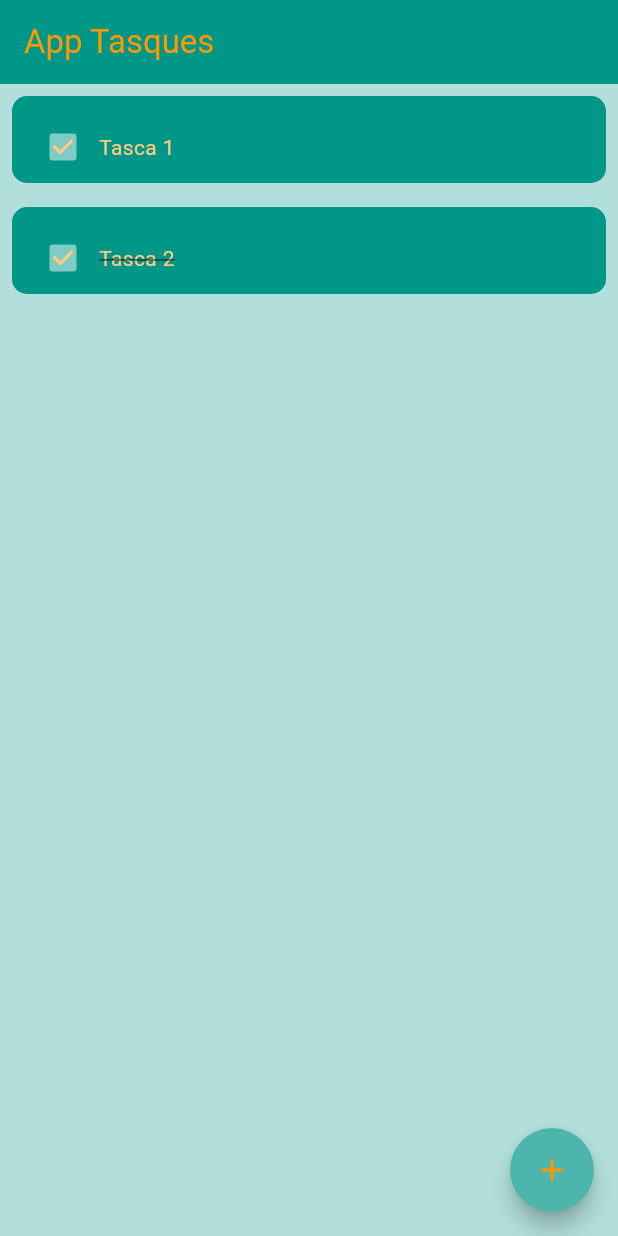
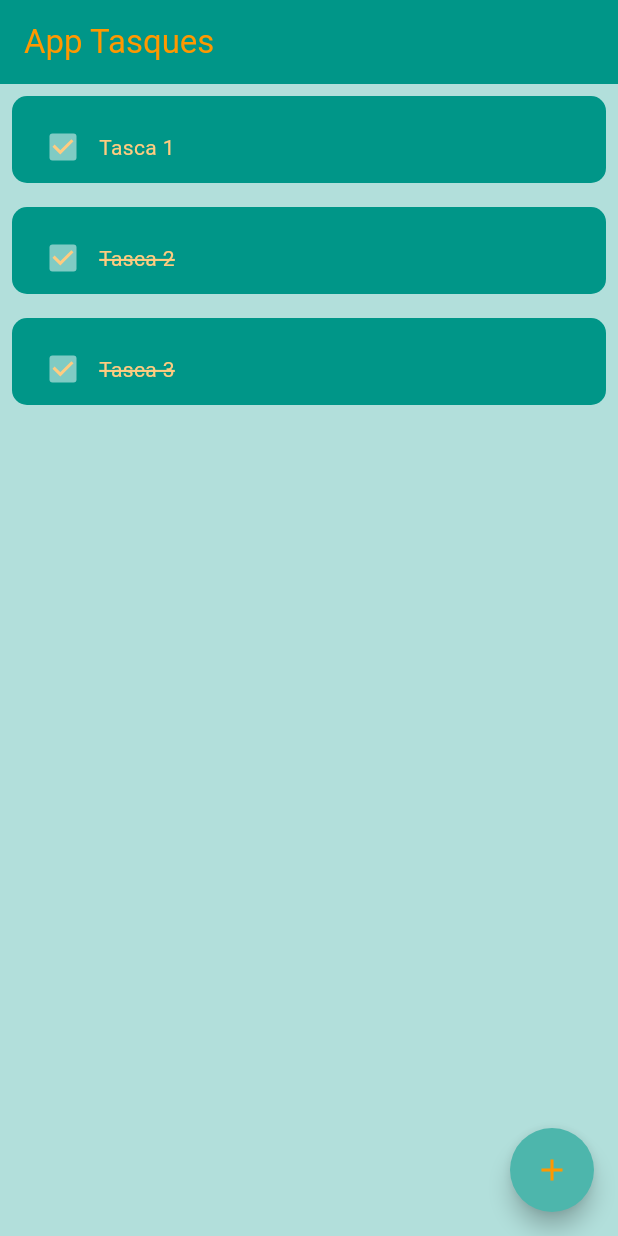
Before and after one commit to alexsaalas/aplicacio_tasques_2425, a Flutter app: the screen it shows after launch, on a phone screen of 412 x 824 dp. Run offline on Flutter 3.47's test engine with Material 3 defaults, Android fonts, the phone set to English and light mode, and no system bars; drawn by our look-alikes of flutter_slidable.

Commit message:
Slidebar
Checkbox funcionando y esborrar tasca

```diff
--- a/lib/componentes/item_tasques.dart
+++ b/lib/componentes/item_tasques.dart
@@ -1,18 +1,37 @@
 import 'package:flutter/material.dart';
+import 'package:flutter_slidable/flutter_slidable.dart';
 
 class ItemTasques extends StatelessWidget {
   final String textTasca;
-  final bool  valorCheckbox;
-  const ItemTasques({
-    super.key,
+  final bool valorCheckbox;
+  final Function(bool?)? canviaValorCheckbox;
+  final Function(BuildContext)? esborraTasca;
+  const ItemTasques(
+      {super.key,
       required this.textTasca,
-    required this.valorCheckbox
-  });
+      required this.valorCheckbox,
+      required this.esborraTasca,
+      required this.canviaValorCheckbox});
 
   @override
   Widget build(BuildContext context) {
     return Padding(
       padding: const EdgeInsets.all(8.0),
+      //* Slidable = se puede arrastrar
+      child: Slidable(
+        endActionPane: ActionPane(
+          //* Tipo de movimiento
+          motion: const StretchMotion(),
+
+          children: [
+            SlidableAction(
+              icon: Icons.delete,
+              backgroundColor: Colors.red,
+              borderRadius: BorderRadius.circular(10),
+              onPressed: esborraTasca,
+            )
+          ],
+        ),
         child: Container(
           decoration: BoxDecoration(
             color: Colors.teal,
@@ -28,7 +47,7 @@ class ItemTasques extends StatelessWidget {
                   checkColor: Colors.orange[200],
                   side: BorderSide(color: Colors.orange[200]!, width: 2),
                   value: true,
-                onChanged: (valorRebut) {},
+                  onChanged: canviaValorCheckbox,
                 ),
 
                 // Text
@@ -36,15 +55,20 @@ class ItemTasques extends StatelessWidget {
                   textTasca,
                   style: TextStyle(
                     color: Colors.orange[200],
-                  decoration:  valorCheckbox
+                    decoration: valorCheckbox
+                        //* Si es true se pone la linea
                         ? TextDecoration.lineThrough
+                        //* y si no no pongas nada
                         : TextDecoration.none,
+                    decorationColor: Colors.orange[200],
+                    decorationThickness: 2,
                   ),
                 ),
               ],
             ),
           ),
         ),
+      ),
     );
   }
 }
--- a/lib/pagines/pagina1.dart
+++ b/lib/pagines/pagina1.dart
@@ -9,13 +9,30 @@ class Pagina1 extends StatefulWidget {
 }
 
 class _MyWidgetState extends State<Pagina1> {
-
+  //* Listas
   List tasquesLlista = [
     {"titol": "Tasca 1", "valor": false},
     {"titol": "Tasca 2", "valor": true},
+    {"titol": "Tasca 3", "valor": true},
   ];
+
+  void canviaCheckbox(int posLlista) {
+    //* Para actualizar la pantalla
+    setState(() {
+      //* ! =  es no true
+      tasquesLlista[posLlista]["valor"] = !tasquesLlista[posLlista]["valor"];
+    });
+  }
+
+  void accioEsborraTasca(int posLlista) {
+    setState(() {
+      tasquesLlista.removeAt(posLlista);
+    });
+  }
+
   @override
   Widget build(BuildContext context) {
+    //* Scaffold
     return Scaffold(
       backgroundColor: Colors.teal[100],
       //* AppBar
@@ -26,29 +43,33 @@ class _MyWidgetState extends State<Pagina1> {
           style: TextStyle(color: Colors.orange), // Cambié esto aquí
         ),
       ),
+      //* FloatingActionButton = BOTON ABAJO DE LA DERECHA
       floatingActionButton: FloatingActionButton(
         backgroundColor: Colors.teal[300],
         shape: const CircleBorder(),
-        onPressed: () {},
+        onPressed: () {
+          // Agregar nueva tarea (podrías agregar lógica aquí)
+        },
         child: const Icon(
           Icons.add,
           color: Colors.orange, // Cambié el color aquí también
         ),
       ),
 
-      //* Body,
+      //* Body
       body: ListView.builder(
+        //* Cuantos items habrán
         itemCount: tasquesLlista.length,
+        //* Recibe una funcion anónima
+        //* El index recorre la lista, es como la i de un for
         itemBuilder: (context, index) {
-
-          return   ItemTasques(
+          return ItemTasques(
             textTasca: tasquesLlista[index]["titol"],
             valorCheckbox: tasquesLlista[index]["valor"],
-
-
+            canviaValorCheckbox: (valor) => canviaCheckbox(index),
+            esborraTasca: (valor) => accioEsborraTasca(index),
           );
-
-        }
+        },
       ),
     );
   }
--- a/pubspec.yaml
+++ b/pubspec.yaml
@@ -9,6 +9,7 @@ environment:
 dependencies:
   flutter:
     sdk: flutter
+  flutter_slidable: ^3.1.2
 
 dev_dependencies:
   flutter_test:
```
Also changed, not shown: pubspec.lock. Lines whose indentation alone changed are shown as unchanged.
